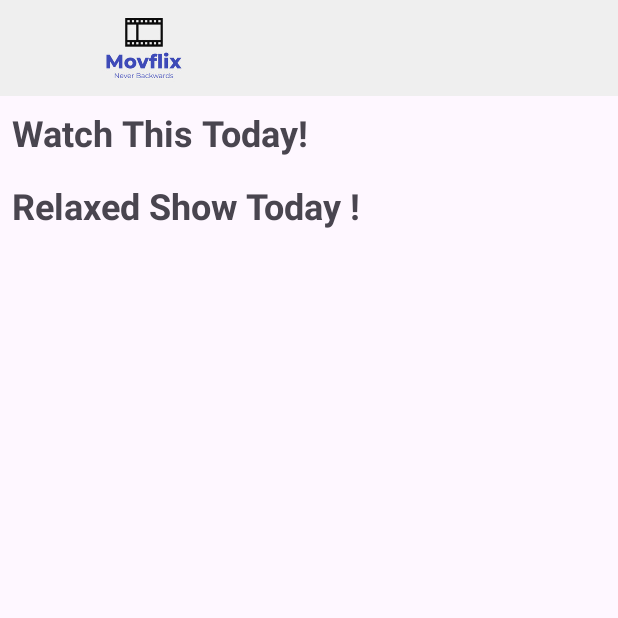
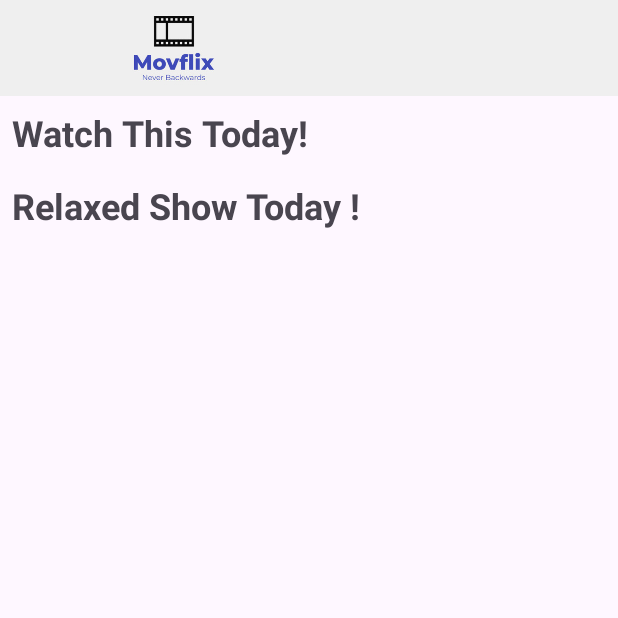
Before and after one commit to Ferdy199/MovieFinder, an Android app: the screen it shows after launch (MainActivity), on a phone screen of 412 x 824 dp, the top half of it. Run offline under Robolectric (Android 15) with nearby library versions, the phone set to English and light mode, and no system bars.

```diff
--- a/app/build.gradle
+++ b/app/build.gradle
@@ -42,9 +42,6 @@ dependencies {
     //kotlin
     implementation libs.androidx.core.ktx
     implementation libs.androidx.appcompat
-    implementation libs.retrofit
-    implementation libs.converter.gson
-    implementation libs.logging.interceptor
     implementation libs.kotlinx.coroutines.core
     implementation libs.jetbrains.kotlinx.coroutines.android
 
@@ -53,6 +50,9 @@ dependencies {
     implementation libs.androidx.activity
     implementation libs.androidx.activity.ktx
     implementation libs.androidx.lifecycle.runtime.ktx
+    implementation libs.retrofit
+    implementation libs.converter.gson
+    implementation libs.logging.interceptor
     implementation libs.lifecycle.livedata.ktx
     implementation libs.androidx.lifecycle.viewmodel.ktx
     implementation libs.androidx.constraintlayout
--- /dev/null
+++ b/app/src/main/java/com/ferdsapp/moviefinder/core/network/model/nowPlaying/tvShow/ItemTvShowPlaying.kt
@@ -0,0 +1,4 @@
+package com.ferdsapp.moviefinder.core.network.model.nowPlaying.tvShow
+
+class ItemTvShowPlaying {
+}
--- /dev/null
+++ b/app/src/main/java/com/ferdsapp/moviefinder/core/network/model/nowPlaying/tvShow/ListTvShowPlaying.kt
@@ -0,0 +1,4 @@
+package com.ferdsapp.moviefinder.core.network.model.nowPlaying.tvShow
+
+class ListTvShowPlaying {
+}
--- /dev/null
+++ b/app/src/main/java/com/ferdsapp/moviefinder/viewModel/MainViewModel.kt
@@ -0,0 +1,4 @@
+package com.ferdsapp.moviefinder.viewModel
+
+class MainViewModel {
+}
--- a/app/src/main/res/layout/activity_main.xml
+++ b/app/src/main/res/layout/activity_main.xml
@@ -20,23 +20,23 @@
             app:layout_constraintStart_toStartOf="parent"
             app:layout_constraintTop_toTopOf="parent">
 
-            <Toolbar
+            <androidx.appcompat.widget.Toolbar
                 android:id="@+id/toolbar"
                 android:layout_width="match_parent"
                 android:layout_height="?attr/actionBarSize"
-                app:layout_constraintEnd_toEndOf="parent"
+                app:layout_constraintEnd_toEndOf="pareSnt"
                 app:layout_constraintStart_toStartOf="parent"
                 app:layout_constraintTop_toTopOf="parent">
 
                 <ImageView
-                    android:layout_width="160dp"
-                    android:layout_height="60dp"
+                    android:layout_width="wrap_content"
+                    android:layout_height="wrap_content"
+                    android:contentDescription="@string/toolbar_logo"
                     android:src="@drawable/logo"
-                    android:padding="0dp"
                     android:layout_margin="0dp"
-                    android:contentDescription="toolbar_desc"/>
+                    android:layout_gravity="start"/>
 
-            </Toolbar>
+            </androidx.appcompat.widget.Toolbar>
 
         </com.google.android.material.appbar.AppBarLayout>
 
--- a/app/src/main/res/values/strings.xml
+++ b/app/src/main/res/values/strings.xml
@@ -6,4 +6,5 @@
     <string name="title_today_movie">Watch This Today!</string>
     <string name="title_movie">Title Movie!</string>
     <string name="title_text2">Relaxed Show Today !</string>
+    <string name="toolbar_logo">toolbar_logo</string>
 </resources>
```
Also changed, not shown: app/src/main/java/com/ferdsapp/moviefinder/core/network/config/ApiConfig.kt (added, +27 -0 lines), app/src/main/java/com/ferdsapp/moviefinder/core/network/config/ApiService.kt (added, +17 -0 lines), app/src/main/java/com/ferdsapp/moviefinder/core/network/model/nowPlaying/movie/ItemMovePlaying.kt (added, +41 -0 lines), app/src/main/java/com/ferdsapp/moviefinder/core/network/model/nowPlaying/movie/ListMoviePlaying.kt (added, +15 -0 lines).
